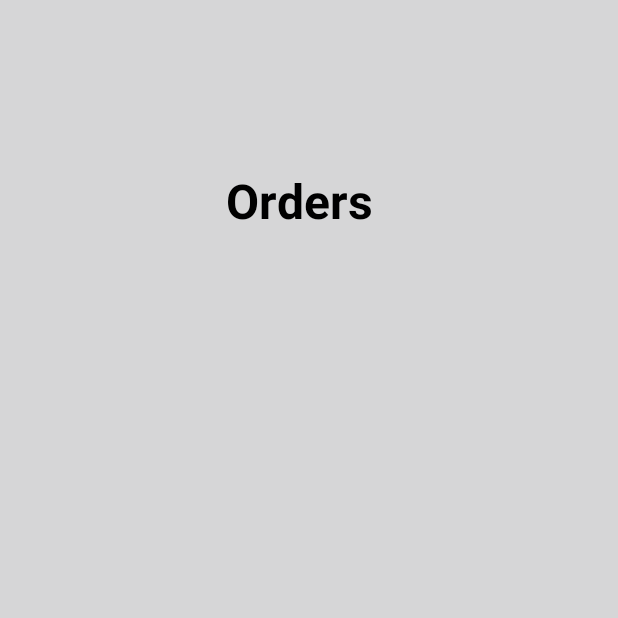
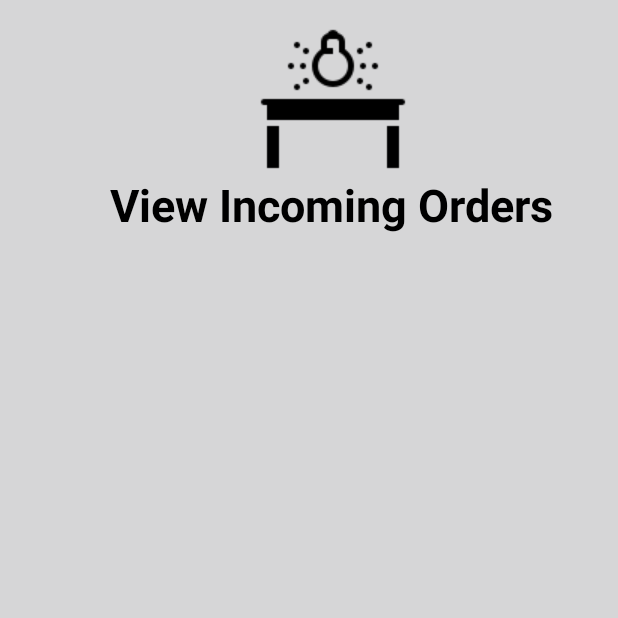
Before and after one commit to jpw0150/3444-k-kamp, an Android app: the ChefMenuFragment screen opened directly, with no data from a screen before it, after a tap on "VIEW ORDERS", on a phone screen of 412 x 824 dp, the top half of it. Run offline under Robolectric (Android 15) with nearby library versions, the phone set to English and light mode, and no system bars; 5 statements that could not run were skipped.

Commit message:
Merging Sophia and Nishtha's code

```diff
--- a/app/src/main/java/com/example/myapplication/activities/MenuActivity.kt
+++ b/app/src/main/java/com/example/myapplication/activities/MenuActivity.kt
@@ -67,6 +67,11 @@ class MenuActivity : AppCompatActivity() {
     val sideList = arrayListOf<Side>()
     val drinkList = arrayListOf<Drink>()
     val orderList = arrayListOf<Order>()
+
+    /* Order string to be sent to database */
+    var entree_ID_String = ""
+    var side_ID_string = ""
+    var drink_ID_string = ""
 
     /* Constants */
     val MIN_NUM_WINGS = 3
--- a/app/src/main/java/com/example/myapplication/apipackage/Api.kt
+++ b/app/src/main/java/com/example/myapplication/apipackage/Api.kt
@@ -16,11 +16,11 @@ interface Api {
     @FormUrlEncoded
     @POST("createOrder")
     fun createOrder(
-        @Field("tableNum") tableNum:String,
+        @Field("tableNum") number:Int,
         @Field("entree") entree: String,
         @Field("side") side: String,
         @Field("drink") drink: String,
-        @Field("orderTotal") orderTotal: Float
+        @Field("orderTotal") orderTotal: Double
     ):Call<ResponseBase>
 
     @FormUrlEncoded
--- a/app/src/main/java/com/example/myapplication/apipackage/ResponseA.kt
+++ b/app/src/main/java/com/example/myapplication/apipackage/ResponseA.kt
@@ -4,7 +4,7 @@ import com.google.gson.annotations.SerializedName
 data class Item(val id: Int, val name: String, val cost: Float, val descrip: String)
 data class Customer(val id: Int, val phone: String, val name: String, val password: String, val birthday: String, val visited: Int, val credits: Int)
 data class Employee(val id: Int, val password: String, val name: String, val wage: Int, val role: String, val hours: Int, val tips: Double)
-data class Order(val id: Int, val tableNum: Int, val entree: String, val side: String, val drink: String, val orderTotal: Float)
+data class Order(val id: Int, val tableNum: Int, val entree: String, val side: String, val drink: String, val orderTotal: Double)
 data class Ingredient(var id: Int, var food: String, var amount: Int)
 data class Table(var number: Int, var tableStatus: String, var needHelp: Boolean, var needRefill: Boolean)
 data class ResponseBase(@SerializedName("error") val error: Boolean, val message: String)
--- a/app/src/main/java/com/example/myapplication/fragments/managerMenu/ManagerModifyTableStatus.kt
+++ b/app/src/main/java/com/example/myapplication/fragments/managerMenu/ManagerModifyTableStatus.kt
@@ -33,8 +33,9 @@ class ManagerModifyTableStatus : Fragment() {
 
          */
 
-        val tableNum = view.findViewById<EditText>(R.id.modify_table_number).text.toString()
+        val tableNum = view.findViewById<EditText>(R.id.modify_table_number).text.toString().toInt()
         val newTableStatus = view.findViewById<EditText>(R.id.modify_table_status).text.toString()
+        val newOrderTotal = view.findViewById<EditText>(R.id.modify_table_total).text.toString().toDouble()
         val modifyButton = view.findViewById<Button>(R.id.button_modify_table_status_option)
 
         modifyButton.setOnClickListener {
@@ -47,7 +48,8 @@ class ManagerModifyTableStatus : Fragment() {
 
             RetrofitClient.instance.updateTable(tableNum, newTableStatus,
                 needHelp = __needHelp,
-                needRefill = __needRefill
+                needRefill = __needRefill,
+                //newOrderTotal
             ).enqueue(object: Callback<ResponseTable> {
                 override fun onFailure(call: Call<ResponseTable>, t: Throwable) {
                     Toast.makeText(
--- a/app/src/main/java/com/example/myapplication/fragments/managerMenu/ManagerTableStatusFragment.kt
+++ b/app/src/main/java/com/example/myapplication/fragments/managerMenu/ManagerTableStatusFragment.kt
@@ -41,7 +41,7 @@ class ManagerTableStatusFragment : Fragment() {
         /* RetrofitClient.instance.allTables().enqueue(object: Callback<ResponseTables> {
             override fun onFailure(call: Call<ResponseTables>, t: Throwable) {
                 Toast.makeText(
-                    activity as CustomerAccountActivity,
+                    activity as ManagerActivity,
                     t.message,
                     Toast.LENGTH_LONG
                 ).show()
--- a/app/src/main/java/com/example/myapplication/fragments/menuDrinksFragments/MenuDrinksFragment.kt
+++ b/app/src/main/java/com/example/myapplication/fragments/menuDrinksFragments/MenuDrinksFragment.kt
@@ -51,21 +51,25 @@ class MenuDrinksFragment : Fragment() {
         /* Listeners to store side and direct to proceeding fragment */
         lemonadeButton.setOnClickListener {
             (activity as MenuActivity).drinkItem = getString(R.string.lemonade)
+            (activity as MenuActivity).drink_ID_string = (activity as MenuActivity).drink_ID_string + " 503"
             (activity as MenuActivity).replaceFragment(MenuDrinksQuantityFragment(), "")
         }
 
         sodaButton.setOnClickListener {
             (activity as MenuActivity).drinkItem = getString(R.string.soft_drink)
+            (activity as MenuActivity).drink_ID_string = (activity as MenuActivity).drink_ID_string + " 501"
             (activity as MenuActivity).replaceFragment(MenuDrinksQuantityFragment(), "")
         }
 
         teaButton.setOnClickListener {
             (activity as MenuActivity).drinkItem = getString(R.string.sweet_tea)
+            (activity as MenuActivity).drink_ID_string = (activity as MenuActivity).drink_ID_string + " 502"
             (activity as MenuActivity).replaceFragment(MenuDrinksQuantityFragment(), "")
         }
 
         waterButton.setOnClickListener {
             (activity as MenuActivity).drinkItem = getString(R.string.water)
+            //(activity as MenuActivity).drink_ID_string = (activity as MenuActivity).drink_ID_string + " 504"
             (activity as MenuActivity).replaceFragment(MenuDrinksQuantityFragment(), "")
         }
 
--- a/app/src/main/java/com/example/myapplication/fragments/menuEntreeFragments/MenuEntreeNoteFragment.kt
+++ b/app/src/main/java/com/example/myapplication/fragments/menuEntreeFragments/MenuEntreeNoteFragment.kt
@@ -30,6 +30,10 @@ class MenuEntreeNoteFragment : Fragment() {
         // Inflate the layout for this fragment
         val view = inflater.inflate(R.layout.fragment_menu_entree_note, container, false)
         runGraidentAnimation(view)
+
+        /* Add quantity to entree ID */
+        val numWings = (activity as MenuActivity).numWings
+        (activity as MenuActivity).entree_ID_String = numWings.toString() + (activity as MenuActivity).entree_ID_String + " "
 
         /* Initialize buttons */
         val addNoteButton = view.findViewById<Button>(R.id.button_add_note)
--- a/app/src/main/java/com/example/myapplication/fragments/menuEntreeFragments/MenuEntreeSauceFragment.kt
+++ b/app/src/main/java/com/example/myapplication/fragments/menuEntreeFragments/MenuEntreeSauceFragment.kt
@@ -42,16 +42,19 @@ class MenuEntreeSauceFragment : Fragment() {
 
         ranchButton.setOnClickListener{
             (activity as MenuActivity).sauceType = getString(R.string.ranch)
+            (activity as MenuActivity).entree_ID_String = "1" + (activity as MenuActivity).entree_ID_String
             (activity as MenuActivity).replaceFragment(MenuEntreeSauceQuantityFragment(), "")
         }
 
         bleuCheeseButton.setOnClickListener {
             (activity as MenuActivity).sauceType = getString(R.string.bleu_cheese)
+            (activity as MenuActivity).entree_ID_String = "2" + (activity as MenuActivity).entree_ID_String
             (activity as MenuActivity).replaceFragment(MenuEntreeSauceQuantityFragment(), "")
         }
 
         honeyMustardButton.setOnClickListener{
             (activity as MenuActivity).sauceType = getString(R.string.honey_mustard)
+            (activity as MenuActivity).entree_ID_String = "3" + (activity as MenuActivity).entree_ID_String
             (activity as MenuActivity).replaceFragment(MenuEntreeSauceQuantityFragment(), "")
         }
 
--- a/app/src/main/java/com/example/myapplication/fragments/waiterMenu/WaiterTableAlertFragment.kt
+++ b/app/src/main/java/com/example/myapplication/fragments/waiterMenu/WaiterTableAlertFragment.kt
@@ -32,7 +32,7 @@ import android.widget.Button
 import com.example.myapplication.fragments.MenuPlaceOrderFragment
 import kotlin.math.roundToInt
 
-/*TO DO:
+/*TODO:
 *-create for-loop for alerts every time there is a customer who needs help
 *-alerts will come up on waiter "table alerts" as a stack of alerts that need to be completed, then removed after completed
 */
@@ -105,6 +105,8 @@ class WaiterTableAlertFragment : Fragment() {
                     RetrofitClient.instance.updateTable(table.number, getString(R.string.serviced),
                         needHelp = false,
                         needRefill = false
+                        //TODO
+                        //table.orderTotal
                     ).enqueue(object: Callback<ResponseTable> {
                         override fun onFailure(call: Call<ResponseTable>, t: Throwable) {
                             Toast.makeText(
--- a/app/src/main/res/layout/fragment_chef_view_orders.xml
+++ b/app/src/main/res/layout/fragment_chef_view_orders.xml
@@ -1,26 +1,43 @@
 <?xml version="1.0" encoding="utf-8"?>
-<androidx.constraintlayout.widget.ConstraintLayout xmlns:android="http://schemas.android.com/apk/res/android"
+<ScrollView
+    xmlns:android="http://schemas.android.com/apk/res/android"
     xmlns:app="http://schemas.android.com/apk/res-auto"
     xmlns:tools="http://schemas.android.com/tools"
+    android:id="@+id/chef_view_orders"
+    android:background="@drawable/gradient_list"
     android:layout_width="match_parent"
     android:layout_height="match_parent"
-    android:id="@+id/chef_view_orders"
-    android:background="@drawable/gradient_list"
-    tools:context=".fragments.chefMenu.ChefViewScheduleFragment">
+    tools:context=".fragments.chefMenu.ChefViewOrdersFragment">
 
-    <TextView
-        android:id="@+id/chefInventoryText"
-        android:layout_width="110dp"
-        android:layout_height="48dp"
-        android:layout_marginEnd="68dp"
-        android:layout_marginBottom="664dp"
-        android:text="Orders"
-        android:textColor="@android:color/black"
-        android:textSize="32dp"
-        android:textStyle="bold"
-        app:layout_constraintBottom_toBottomOf="parent"
-        app:layout_constraintEnd_toEndOf="parent"
-        app:layout_constraintHorizontal_bias="0.643"
-        app:layout_constraintStart_toStartOf="parent" />
+    <LinearLayout
+        android:layout_width="match_parent"
+        android:layout_height="wrap_content"
+        android:orientation="vertical"
+        android:id="@+id/chef_orders"
+        tools:context=".fragments.chefMenu.ChefViewOrdersFragment">
 
-</androidx.constraintlayout.widget.ConstraintLayout>
+        <ImageView
+            android:id="@+id/image_table_status"
+            android:layout_width="100dp"
+            android:layout_height="100dp"
+            android:layout_gravity="center_horizontal"
+            android:layout_marginStart="16dp"
+            android:layout_marginTop="16dp"
+            android:src="@drawable/table_status"
+            app:layout_constraintStart_toStartOf="parent"
+            app:layout_constraintTop_toTopOf="parent" />
+
+
+        <TextView
+            android:layout_width="match_parent"
+            android:layout_height="wrap_content"
+            android:text="          View Incoming Orders"
+            android:layout_gravity="center_horizontal"
+            android:textColor="@android:color/black"
+            android:textSize="30sp"
+            android:textStyle="bold"
+            tools:ignore="HardcodedText" />
+
+    </LinearLayout>
+
+</ScrollView>
--- a/app/src/main/res/values/strings.xml
+++ b/app/src/main/res/values/strings.xml
@@ -129,7 +129,7 @@
     <string name="wednesday_deal"> 60 Cent Wing Wednesday! Each wing is 60 cents. Get them while they are hot! </string>
     <string name="sixty_cent_wings">60 Cent Wing Wednesday!</string>
     <string name="wednesday">Wednesday</string>
-    <string name="thursday">Tuesday</string>
+    <string name="thursday">Thursday</string>
     <string name="thursday_deal"> Free side with at least one purchase of wings set to add the perfect touch to your meal! </string>
     <string name="friday">Friday</string>
     <string name="friday_deal"> Special Dish of the Day: Buffalo Chicken Burgers! Ask your waiter for more details! </string>
```
Also changed, not shown: app/src/main/java/com/example/myapplication/fragments/ChefMenuFragment.kt (deleted, +0 -34 lines), app/src/main/java/com/example/myapplication/fragments/MenuPlaceOrderFragment.kt (+30 -0 lines), app/src/main/java/com/example/myapplication/fragments/WaiterMenuFragment.kt (deleted, +0 -45 lines), app/src/main/java/com/example/myapplication/fragments/WaiterTableAlertFragment.kt (deleted, +0 -35 lines), app/src/main/java/com/example/myapplication/fragments/menuEntreeFragments/MenuEntreeFlavorFragment.kt (+22 -17 lines), app/src/main/java/com/example/myapplication/fragments/menuEntreeFragments/MenuEntreeMeatFragment.kt (+7 -6 lines), app/src/main/java/com/example/myapplication/fragments/menuSidesFragments/MenuSidesFragment.kt (+7 -6 lines), app/src/main/res/layout/fragment_manager_modify_table_status.xml (+17 -0 lines).
